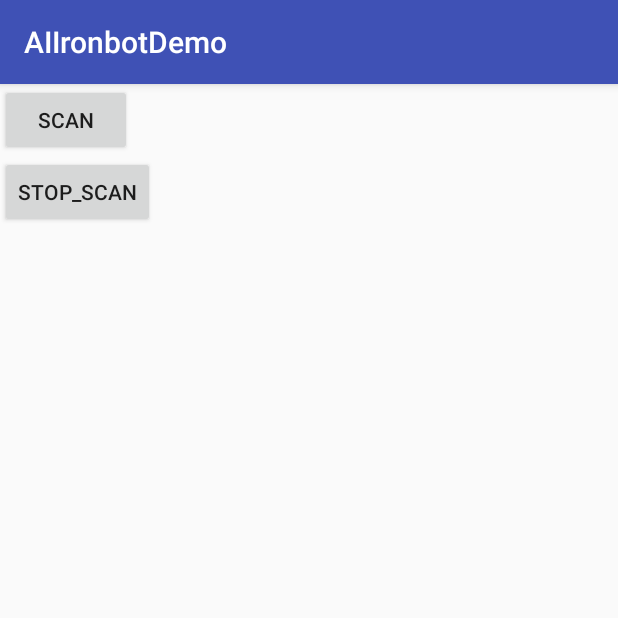
After one commit to Jornco/AIIronbotDemo, an Android app: the A1SearchActivity screen opened directly, with no data from a screen before it, on a phone screen of 412 x 824 dp, the top half of it. The commit adds this screen. Run offline under Robolectric (Android 15) with nearby library versions, the phone set to English and light mode, and no system bars.

Commit message:
完成A1扫描demo

```diff
--- a/app/src/main/java/com/jornco/aiironbotdemo/MainActivity.java
+++ b/app/src/main/java/com/jornco/aiironbotdemo/MainActivity.java
@@ -11,6 +11,8 @@ import android.view.View;
 import android.view.ViewGroup;
 import android.widget.Button;
 
+import com.jornco.aiironbotdemo.activity.A1SearchActivity;
+
 import java.util.LinkedHashMap;
 import java.util.Map;
 
@@ -20,7 +22,7 @@ public class MainActivity extends AppCompatActivity {
 
     private final LinkedHashMap<String, Class<? extends Activity>> buttons = new LinkedHashMap<String, Class<? extends Activity>>() {
         {
-
+            put("A1", A1SearchActivity.class);
         }
     };
 
--- /dev/null
+++ b/app/src/main/java/com/jornco/aiironbotdemo/activity/A1SearchActivity.java
@@ -0,0 +1,68 @@
+package com.jornco.aiironbotdemo.activity;
+
+import android.os.Bundle;
+import android.support.v7.app.AppCompatActivity;
+import android.util.Log;
+import android.view.View;
+import android.widget.Button;
+
+import com.jornco.aiironbotdemo.R;
+import com.jornco.aiironbotdemo.ble.A1IronbotSearcher;
+import com.jornco.aiironbotdemo.ble.device.IronbotInfo;
+import com.jornco.aiironbotdemo.ble.scan.IronbotSearcherCallback;
+
+public class A1SearchActivity extends AppCompatActivity implements View.OnClickListener, IronbotSearcherCallback {
+
+    private static final String TAG = "A1SearchActivity";
+    private Button mBtnScan;
+    private Button mBtnStop;
+    private A1IronbotSearcher mSearcher;
+    private IronbotInfo mDeviceInfo;
+
+    @Override
+    protected void onCreate(Bundle savedInstanceState) {
+        super.onCreate(savedInstanceState);
+        setContentView(R.layout.activity_a1_search);
+        initView();
+
+        mSearcher = new A1IronbotSearcher();
+    }
+
+    private void initView() {
+        mBtnScan = (Button) findViewById(R.id.btn_scan);
+        mBtnStop = (Button) findViewById(R.id.btn_stop);
+
+        mBtnScan.setOnClickListener(this);
+        mBtnStop.setOnClickListener(this);
+    }
+
+    @Override
+    public void onClick(View v) {
+        switch (v.getId()) {
+            case R.id.btn_scan:
+                if (mSearcher.isEnable()) {
+                    mSearcher.searchIronbot(this);
+                } else {
+                    mSearcher.enable();
+                }
+                break;
+            case R.id.btn_stop:
+                mSearcher.stopScan();
+                break;
+        }
+    }
+
+    @Override
+    public void onIronbotFound(IronbotInfo info) {
+        Log.e(TAG, "onIronbotFound: " + info.toString());
+        mDeviceInfo = info;
+    }
+
+    @Override
+    protected void onStop() {
+        super.onStop();
+        if (mSearcher != null) {
+            mSearcher.stopScan();
+        }
+    }
+}
--- /dev/null
+++ b/app/src/main/java/com/jornco/aiironbotdemo/ble/scan/IronbotFilter.java
@@ -0,0 +1,17 @@
+package com.jornco.aiironbotdemo.ble.scan;
+
+import android.bluetooth.BluetoothDevice;
+
+/**
+ * Created by kkopite on 2017/12/22.
+ */
+
+public interface IronbotFilter {
+
+    /**
+     *
+     * @param info 扫描到的蓝牙设备
+     * @return false 就过滤掉
+     */
+    boolean filter(BluetoothDevice info);
+}
--- /dev/null
+++ b/app/src/main/java/com/jornco/aiironbotdemo/ble/scan/IronbotSearcherCallback.java
@@ -0,0 +1,16 @@
+package com.jornco.aiironbotdemo.ble.scan;
+
+import com.jornco.aiironbotdemo.ble.device.IronbotInfo;
+
+/**
+ * Created by kkopite on 2017/12/22.
+ */
+
+public interface IronbotSearcherCallback {
+
+    /**
+     * 扫描得到的设备, 需要自己去重
+     * @param info 蓝牙设备
+     */
+    void onIronbotFound(IronbotInfo info);
+}
--- /dev/null
+++ b/app/src/main/res/layout/activity_a1_search.xml
@@ -0,0 +1,21 @@
+<?xml version="1.0" encoding="utf-8"?>
+<LinearLayout xmlns:android="http://schemas.android.com/apk/res/android"
+    xmlns:app="http://schemas.android.com/apk/res-auto"
+    xmlns:tools="http://schemas.android.com/tools"
+    android:layout_width="match_parent"
+    android:layout_height="match_parent"
+    android:orientation="vertical"
+    tools:context="com.jornco.aiironbotdemo.activity.A1SearchActivity">
+
+    <Button
+        android:id="@+id/btn_scan"
+        android:text="@string/scan"
+        android:layout_width="wrap_content"
+        android:layout_height="wrap_content" />
+
+    <Button
+        android:id="@+id/btn_stop"
+        android:text="@string/stop_scan"
+        android:layout_width="wrap_content"
+        android:layout_height="wrap_content" />
+</LinearLayout>
--- a/app/src/main/res/values/strings.xml
+++ b/app/src/main/res/values/strings.xml
@@ -1,3 +1,5 @@
 <resources>
     <string name="app_name">AIIronbotDemo</string>
+    <string name="scan">scan</string>
+    <string name="stop_scan">stop_scan</string>
 </resources>
```
Also changed, not shown: app/src/main/AndroidManifest.xml (+5 -4 lines), app/src/main/java/com/jornco/aiironbotdemo/ble/A1BLEScan.java (added, +76 -0 lines), app/src/main/java/com/jornco/aiironbotdemo/ble/A1IronbotSearcher.java (added, +54 -0 lines), app/src/main/java/com/jornco/aiironbotdemo/ble/BLELog.java (added, +16 -0 lines), app/src/main/java/com/jornco/aiironbotdemo/ble/device/BLEState.java (added, +9 -0 lines), app/src/main/java/com/jornco/aiironbotdemo/ble/device/IronbotInfo.java (added, +47 -0 lines).
